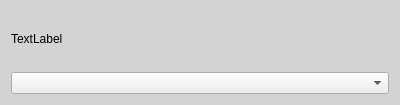
Qt form Drivers/Lockin/lockin_selector.ui (FranciscoGauna/Microscopy-Program) before a commit.
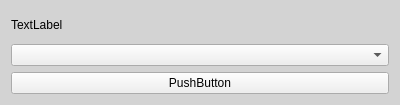
The same form after that commit.

```diff
--- a/Drivers/Lockin/lockin_selector.ui
+++ b/Drivers/Lockin/lockin_selector.ui
@@ -33,6 +33,16 @@
        </property>
       </widget>
      </item>
+     <item>
+      <widget class="QPushButton" name="load_conf_bt">
+       <property name="styleSheet">
+        <string notr="true">background-color: Pale gray;</string>
+       </property>
+       <property name="text">
+        <string>PushButton</string>
+       </property>
+      </widget>
+     </item>
     </layout>
    </item>
   </layout>
```
